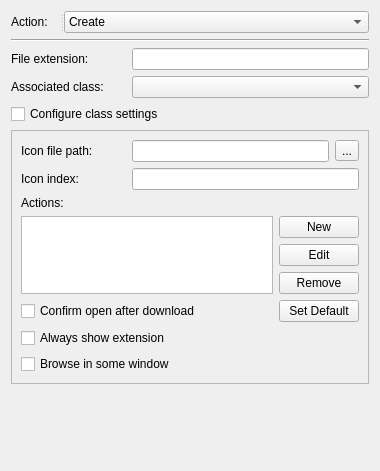
Qt form src/apps/mvvm-folders/folder_options/fileextensionwidget.ui (august-alt/policy-preferences-editor-prototype) before a commit.
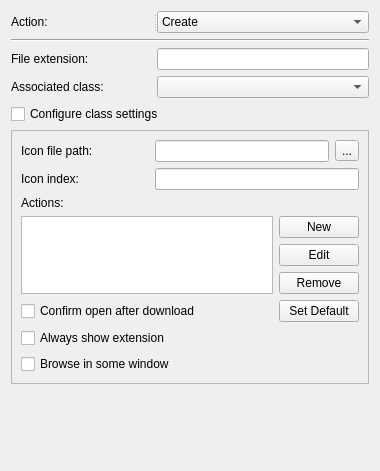
The same form after that commit.

```diff
--- a/src/apps/mvvm-folders/folder_options/fileextensionwidget.ui
+++ b/src/apps/mvvm-folders/folder_options/fileextensionwidget.ui
@@ -39,6 +39,18 @@
    </item>
    <item row="2" column="0">
     <widget class="QLabel" name="fileExtentionLabel">
+     <property name="minimumSize">
+      <size>
+       <width>140</width>
+       <height>0</height>
+      </size>
+     </property>
+     <property name="maximumSize">
+      <size>
+       <width>140</width>
+       <height>16777215</height>
+      </size>
+     </property>
      <property name="text">
       <string>File extension:</string>
      </property>
@@ -72,16 +84,22 @@
        <widget class="QLabel" name="iconPathLabel">
         <property name="sizePolicy">
          <sizepolicy hsizetype="Fixed" vsizetype="Preferred">
-          <horstretch>117</horstretch>
+          <horstretch>0</horstretch>
           <verstretch>0</verstretch>
          </sizepolicy>
         </property>
         <property name="minimumSize">
          <size>
-          <width>105</width>
+          <width>128</width>
           <height>0</height>
          </size>
         </property>
+        <property name="maximumSize">
+         <size>
+          <width>128</width>
+          <height>16777215</height>
+         </size>
+        </property>
         <property name="text">
          <string>Icon file path:</string>
         </property>
@@ -223,11 +241,23 @@
      </property>
      <widget class="QLabel" name="actionLabel">
       <property name="sizePolicy">
-       <sizepolicy hsizetype="Preferred" vsizetype="Preferred">
-        <horstretch>1</horstretch>
+       <sizepolicy hsizetype="Fixed" vsizetype="Preferred">
+        <horstretch>0</horstretch>
         <verstretch>0</verstretch>
        </sizepolicy>
       </property>
+      <property name="minimumSize">
+       <size>
+        <width>142</width>
+        <height>0</height>
+       </size>
+      </property>
+      <property name="maximumSize">
+       <size>
+        <width>142</width>
+        <height>16777215</height>
+       </size>
+      </property>
       <property name="font">
        <font>
         <pointsize>9</pointsize>
```
Left out of the diff: 24 changed lines with no effect on the pictures.
